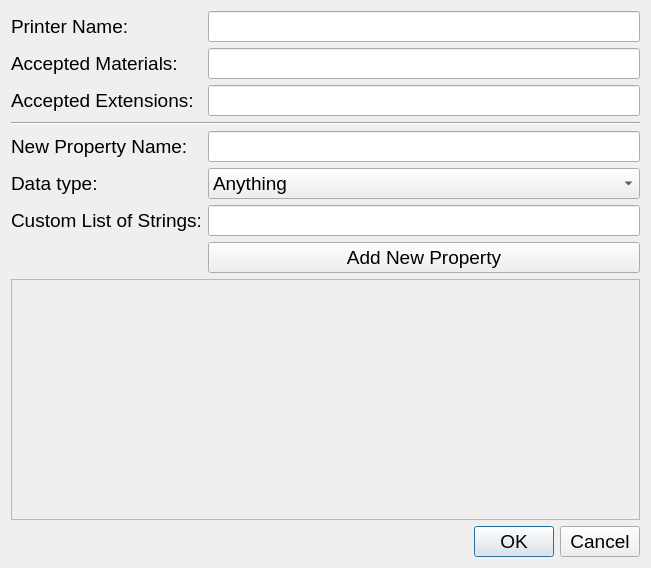
Qt form creator_administrator/printer/ui/add_printer_dialog.ui (GijsGroote/creator_administrator) before a commit.
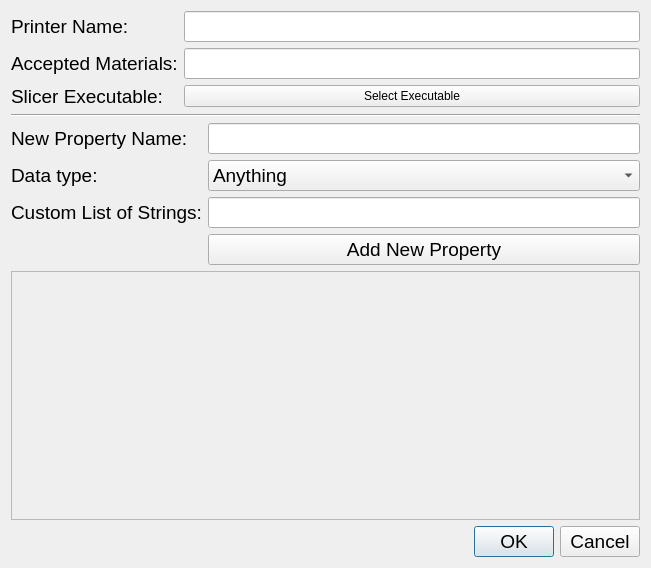
The same form after that commit. Icons and pictures are not drawn. Custom widgets are drawn as their Qt base class.

The edit to the form file:
```diff
--- a/creator_administrator/printer/ui/add_printer_dialog.ui
+++ b/creator_administrator/printer/ui/add_printer_dialog.ui
@@ -15,13 +15,37 @@
   </property>
   <property name="windowIcon">
    <iconset>
-    <normaloff>../../../../../../../../figures/logo.ico</normaloff>../../../../../../../../figures/logo.ico</iconset>
+    <normaloff>../../../../../../../../../../../../../../figures/logo.ico</normaloff>../../../../../../../../../../../../../../figures/logo.ico</iconset>
   </property>
-  <layout class="QVBoxLayout" name="verticalLayout_2">
+  <layout class="QHBoxLayout" name="horizontalLayout">
    <item>
     <layout class="QVBoxLayout" name="verticalLayout">
      <item>
       <layout class="QFormLayout" name="formLayout">
+       <item row="0" column="0">
+        <widget class="QLabel" name="label">
+         <property name="font">
+          <font>
+           <pointsize>14</pointsize>
+          </font>
+         </property>
+         <property name="text">
+          <string>Printer Name:</string>
+         </property>
+         <property name="buddy">
+          <cstring>printerNameLineEdit</cstring>
+         </property>
+        </widget>
+       </item>
+       <item row="0" column="1">
+        <widget class="QLineEdit" name="printerNameLineEdit">
+         <property name="font">
+          <font>
+           <pointsize>14</pointsize>
+          </font>
+         </property>
+        </widget>
+       </item>
        <item row="1" column="0">
         <widget class="QLabel" name="label_2">
          <property name="font">
@@ -54,35 +78,34 @@
           </font>
          </property>
          <property name="text">
-          <string>Accepted Extensions:</string>
-         </property>
-         <property name="buddy">
-          <cstring>acceptedExtensionsLineEdit</cstring>
+          <string>Slicer Executable:</string>
          </property>
         </widget>
        </item>
        <item row="2" column="1">
-        <widget class="QLineEdit" name="acceptedExtensionsLineEdit">
-         <property name="font">
-          <font>
-           <pointsize>14</pointsize>
-          </font>
+        <widget class="SelectFileQPushButton" name="pushButton">
+         <property name="text">
+          <string>Select Executable</string>
          </property>
         </widget>
        </item>
-       <item row="3" column="0" colspan="2">
-        <widget class="Line" name="line_2">
-         <property name="font">
-          <font>
-           <pointsize>14</pointsize>
-          </font>
-         </property>
-         <property name="orientation">
-          <enum>Qt::Horizontal</enum>
-         </property>
-        </widget>
-       </item>
-       <item row="4" column="0">
+      </layout>
+     </item>
+     <item>
+      <widget class="Line" name="line_2">
+       <property name="font">
+        <font>
+         <pointsize>14</pointsize>
+        </font>
+       </property>
+       <property name="orientation">
+        <enum>Qt::Horizontal</enum>
+       </property>
+      </widget>
+     </item>
+     <item>
+      <layout class="QFormLayout" name="formLayout_2">
+       <item row="0" column="0">
         <widget class="QLabel" name="label_4">
          <property name="font">
           <font>
@@ -97,7 +120,16 @@
          </property>
         </widget>
        </item>
-       <item row="5" column="0">
+       <item row="0" column="1">
+        <widget class="QLineEdit" name="newPropertyNameLineEdit">
+         <property name="font">
+          <font>
+           <pointsize>14</pointsize>
+          </font>
+         </property>
+        </widget>
+       </item>
+       <item row="1" column="0">
         <widget class="QLabel" name="label_6">
          <property name="font">
           <font>
@@ -112,7 +144,7 @@
          </property>
         </widget>
        </item>
-       <item row="5" column="1">
+       <item row="1" column="1">
         <widget class="QComboBox" name="dataTypeQComboBox">
          <property name="font">
           <font>
@@ -171,7 +203,7 @@
          </item>
         </widget>
        </item>
-       <item row="6" column="0">
+       <item row="2" column="0">
         <widget class="QLabel" name="customListLabel">
          <property name="font">
           <font>
@@ -189,7 +221,7 @@
          </property>
         </widget>
        </item>
-       <item row="6" column="1">
+       <item row="2" column="1">
         <widget class="QLineEdit" name="customListLineEdit">
          <property name="font">
           <font>
@@ -198,7 +230,7 @@
          </property>
         </widget>
        </item>
-       <item row="7" column="0">
+       <item row="3" column="0">
         <spacer name="horizontalSpacer">
          <property name="orientation">
           <enum>Qt::Horizontal</enum>
@@ -211,7 +243,7 @@
          </property>
         </spacer>
        </item>
-       <item row="7" column="1">
+       <item row="3" column="1">
         <widget class="QPushButton" name="addPropertyButton">
          <property name="font">
           <font>
@@ -223,39 +255,6 @@
          </property>
         </widget>
        </item>
-       <item row="4" column="1">
-        <widget class="QLineEdit" name="newPropertyNameLineEdit">
-         <property name="font">
-          <font>
-           <pointsize>14</pointsize>
-          </font>
-         </property>
-        </widget>
-       </item>
-       <item row="0" column="0">
-        <widget class="QLabel" name="label">
-         <property name="font">
-          <font>
-           <pointsize>14</pointsize>
-          </font>
-         </property>
-         <property name="text">
-          <string>Printer Name:</string>
-         </property>
-         <property name="buddy">
-          <cstring>printerNameLineEdit</cstring>
-         </property>
-        </widget>
-       </item>
-       <item row="0" column="1">
-        <widget class="QLineEdit" name="printerNameLineEdit">
-         <property name="font">
-          <font>
-           <pointsize>14</pointsize>
-          </font>
-         </property>
-        </widget>
-       </item>
       </layout>
      </item>
      <item>
@@ -274,7 +273,7 @@
           <x>0</x>
           <y>0</y>
           <width>629</width>
-          <height>231</height>
+          <height>234</height>
          </rect>
         </property>
        </widget>
@@ -299,6 +298,13 @@
    </item>
   </layout>
  </widget>
+ <customwidgets>
+  <customwidget>
+   <class>SelectFileQPushButton</class>
+   <extends>QPushButton</extends>
+   <header>button.h</header>
+  </customwidget>
+ </customwidgets>
  <tabstops>
   <tabstop>printerNameLineEdit</tabstop>
   <tabstop>acceptedMaterialsLineEdit</tabstop>
```
Left out of the diff: 1 changed line with no effect on the pictures.
